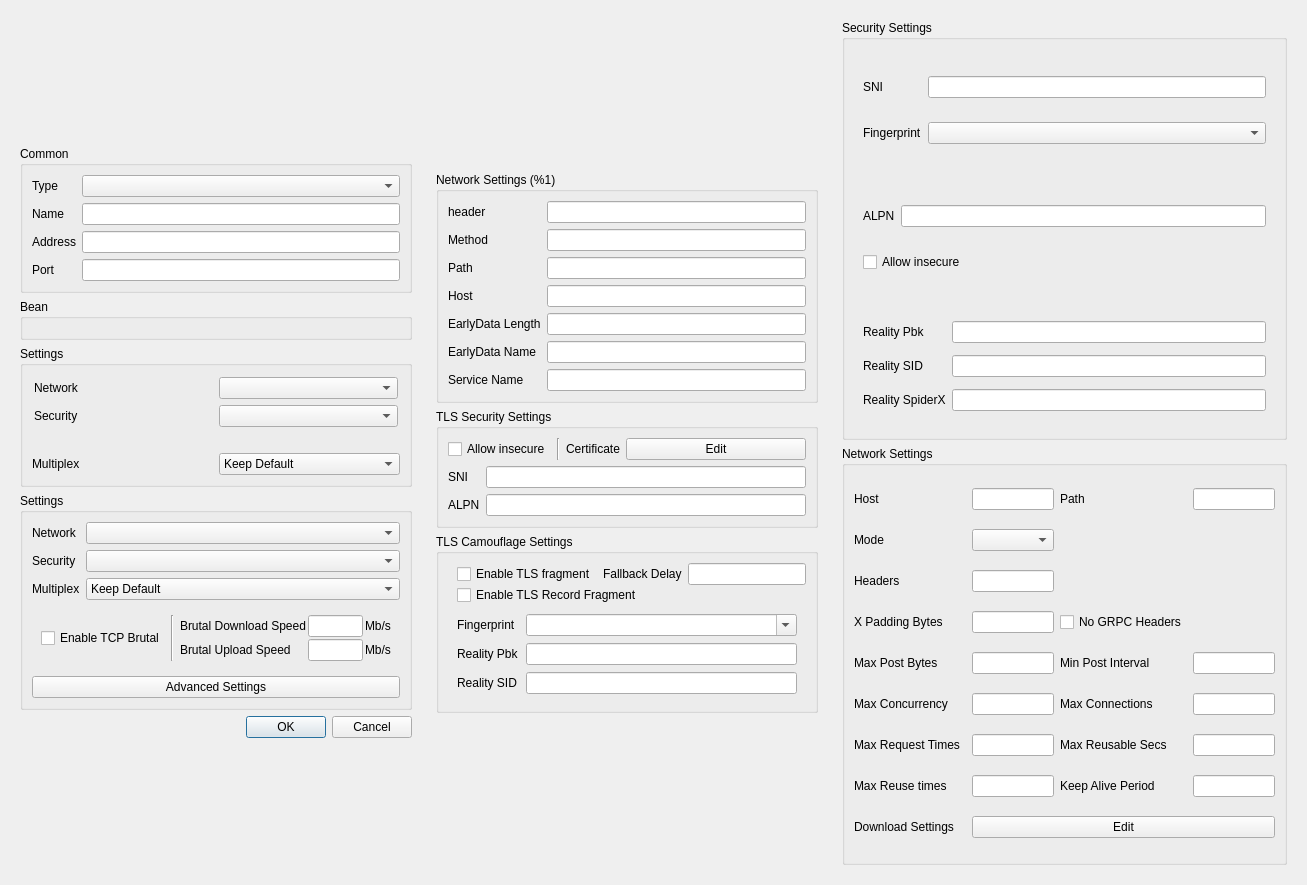
This is include/ui/profile/dialog_edit_profile.ui in shengmo0210/Throne as Qt 5 draws it before an edit. The edited form follows.
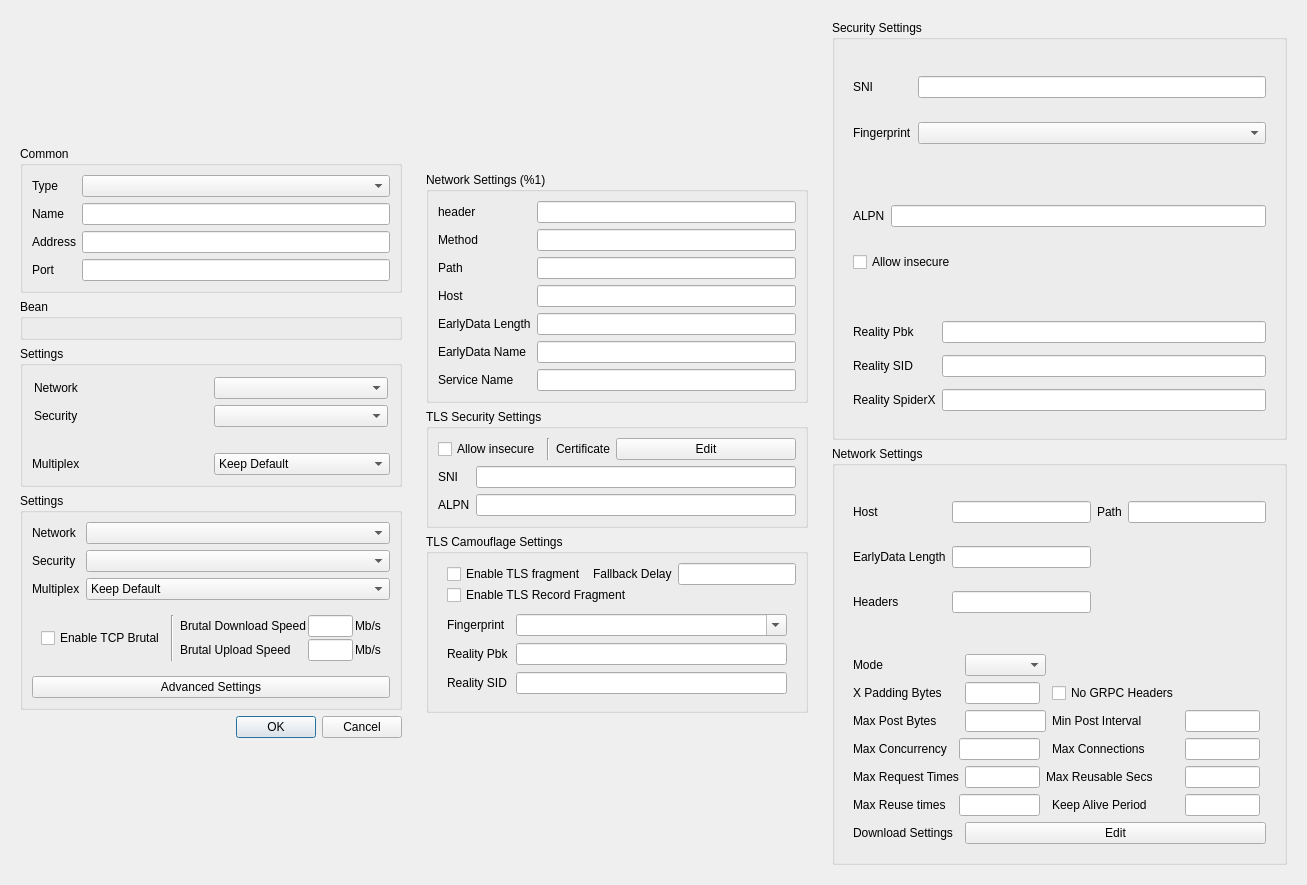
This is the edited form. Custom widgets are drawn as their Qt base class.

Commit message: add xray ws/httpupgrade support && add Export Xray config menu option

Patch:
```diff
--- a/include/ui/profile/dialog_edit_profile.ui
+++ b/include/ui/profile/dialog_edit_profile.ui
@@ -940,157 +940,179 @@
         <property name="title">
          <string>Network Settings</string>
         </property>
-        <layout class="QGridLayout" name="gridLayout_9">
-         <item row="3" column="2" colspan="2">
-          <widget class="QLabel" name="label_22">
+        <layout class="QVBoxLayout" name="verticalLayout_10">
+         <item>
+          <widget class="QWidget" name="xray_common_box" native="true">
+           <layout class="QGridLayout" name="gridLayout_11">
+            <item row="0" column="0">
+             <widget class="QLabel" name="label_18">
+              <property name="text">
+               <string>Host</string>
+              </property>
+             </widget>
+            </item>
+            <item row="3" column="0">
+             <widget class="QLabel" name="label_34">
            <property name="text">
             <string>Headers</string>
            </property>
           </widget>
          </item>
-         <item row="8" column="2">
+            <item row="0" column="1">
+             <widget class="QLineEdit" name="xray_host"/>
+            </item>
+            <item row="0" column="3">
+             <widget class="QLineEdit" name="xray_path"/>
+            </item>
+            <item row="3" column="1">
+             <widget class="QLineEdit" name="xray_headers"/>
+            </item>
+            <item row="0" column="2">
+             <widget class="QLabel" name="label_33">
+              <property name="text">
+               <string>Path</string>
+              </property>
+             </widget>
+            </item>
+            <item row="1" column="0">
+             <widget class="QLabel" name="xray_ed_label">
+              <property name="text">
+               <string>EarlyData Length</string>
+              </property>
+             </widget>
+            </item>
+            <item row="1" column="1">
+             <widget class="QLineEdit" name="xray_ed_length"/>
+            </item>
+           </layout>
+          </widget>
+         </item>
+         <item>
+          <widget class="QWidget" name="xray_xhttp_box" native="true">
+           <layout class="QGridLayout" name="gridLayout_10">
+            <item row="6" column="5">
+             <widget class="QLineEdit" name="xray_max_connections"/>
+            </item>
+            <item row="6" column="0">
           <widget class="QLabel" name="label_26">
            <property name="text">
             <string>Max Concurrency</string>
            </property>
           </widget>
          </item>
-         <item row="6" column="2">
-          <widget class="QLabel" name="label_24">
-           <property name="text">
-            <string>Max Post Bytes</string>
-           </property>
-          </widget>
-         </item>
-         <item row="0" column="4">
-          <widget class="QLineEdit" name="xray_host"/>
-         </item>
-         <item row="9" column="5">
+            <item row="7" column="3" colspan="2">
           <widget class="QLabel" name="label_28">
            <property name="text">
             <string>Max Reusable Secs</string>
            </property>
           </widget>
          </item>
-         <item row="9" column="2">
-          <widget class="QLabel" name="label_27">
+            <item row="8" column="5">
+             <widget class="QLineEdit" name="xray_keep_alive_period"/>
+            </item>
+            <item row="0" column="2" colspan="2">
+             <widget class="QComboBox" name="xray_mode"/>
+            </item>
+            <item row="6" column="4">
+             <widget class="QLabel" name="label_31">
            <property name="text">
-            <string>Max Request Times</string>
+               <string>Max Connections</string>
            </property>
           </widget>
          </item>
-         <item row="6" column="6">
-          <widget class="QLineEdit" name="xray_scMinPostsIntervalMs"/>
-         </item>
-         <item row="3" column="4">
-          <widget class="QLineEdit" name="xray_headers"/>
-         </item>
-         <item row="0" column="2">
-          <widget class="QLabel" name="label_19">
+            <item row="8" column="1" colspan="2">
+             <widget class="QLineEdit" name="xray_max_reuse_times"/>
+            </item>
+            <item row="9" column="0">
+             <widget class="QLabel" name="label_32">
            <property name="text">
-            <string>Host</string>
+               <string>Download Settings</string>
            </property>
           </widget>
          </item>
          <item row="8" column="4">
-          <widget class="QLineEdit" name="xray_max_concurrency"/>
-         </item>
-         <item row="4" column="2">
+             <widget class="QLabel" name="label_30">
+              <property name="text">
+               <string>Keep Alive Period</string>
+              </property>
+             </widget>
+            </item>
+            <item row="5" column="0" colspan="2">
+             <widget class="QLabel" name="label_24">
+              <property name="text">
+               <string>Max Post Bytes</string>
+              </property>
+             </widget>
+            </item>
+            <item row="1" column="0">
           <widget class="QLabel" name="label_23">
            <property name="text">
             <string>X Padding Bytes</string>
            </property>
           </widget>
          </item>
-         <item row="6" column="4">
+            <item row="5" column="5">
+             <widget class="QLineEdit" name="xray_scMinPostsIntervalMs"/>
+            </item>
+            <item row="5" column="2" colspan="2">
           <widget class="QLineEdit" name="xray_scMaxEachPostBytes"/>
          </item>
-         <item row="6" column="5">
-          <widget class="QLabel" name="label_25">
-           <property name="text">
-            <string>Min Post Interval</string>
-           </property>
-          </widget>
-         </item>
-         <item row="2" column="2">
+            <item row="6" column="1" colspan="2">
+             <widget class="QLineEdit" name="xray_max_concurrency"/>
+            </item>
+            <item row="1" column="2">
+             <widget class="QLineEdit" name="xray_xpaddingbytes"/>
+            </item>
+            <item row="0" column="0">
           <widget class="QLabel" name="label_21">
            <property name="text">
             <string>Mode</string>
            </property>
           </widget>
          </item>
-         <item row="2" column="4">
-          <widget class="QComboBox" name="xray_mode"/>
-         </item>
-         <item row="9" column="4">
+            <item row="8" column="0">
+             <widget class="QLabel" name="label_29">
+              <property name="text">
+               <string>Max Reuse times</string>
+              </property>
+             </widget>
+            </item>
+            <item row="7" column="2">
           <widget class="QLineEdit" name="xray_hMaxRequestTimes"/>
          </item>
-         <item row="4" column="4">
-          <widget class="QLineEdit" name="xray_xpaddingbytes"/>
-         </item>
-         <item row="4" column="5">
+            <item row="7" column="5">
+             <widget class="QLineEdit" name="xray_hMaxReusableSecs"/>
+            </item>
+            <item row="1" column="4">
           <widget class="QCheckBox" name="xray_no_grpc">
            <property name="text">
             <string>No GRPC Headers</string>
            </property>
           </widget>
          </item>
-         <item row="9" column="6">
-          <widget class="QLineEdit" name="xray_hMaxReusableSecs"/>
-         </item>
-         <item row="10" column="2">
-          <widget class="QLabel" name="label_29">
-           <property name="text">
-            <string>Max Reuse times</string>
-           </property>
-          </widget>
-         </item>
-         <item row="10" column="4">
-          <widget class="QLineEdit" name="xray_max_reuse_times"/>
-         </item>
-         <item row="10" column="5">
-          <widget class="QLabel" name="label_30">
-           <property name="text">
-            <string>Keep Alive Period</string>
-           </property>
-          </widget>
-         </item>
-         <item row="10" column="6">
-          <widget class="QLineEdit" name="xray_keep_alive_period"/>
-         </item>
-         <item row="11" column="2">
-          <widget class="QLabel" name="label_32">
-           <property name="text">
-            <string>Download Settings</string>
-           </property>
-          </widget>
-         </item>
-         <item row="11" column="4" colspan="3">
+            <item row="9" column="2" colspan="5">
           <widget class="QPushButton" name="xray_downloadsettings_edit">
            <property name="text">
             <string>Edit</string>
            </property>
           </widget>
          </item>
-         <item row="8" column="5">
-          <widget class="QLabel" name="label_31">
+            <item row="5" column="4">
+             <widget class="QLabel" name="label_25">
            <property name="text">
-            <string>Max Connections</string>
+               <string>Min Post Interval</string>
            </property>
           </widget>
          </item>
-         <item row="8" column="6">
-          <widget class="QLineEdit" name="xray_max_connections"/>
-         </item>
-         <item row="0" column="5">
-          <widget class="QLabel" name="label_20">
+            <item row="7" column="0" colspan="2">
+             <widget class="QLabel" name="label_27">
            <property name="text">
-            <string>Path</string>
+               <string>Max Request Times</string>
            </property>
           </widget>
          </item>
-         <item row="0" column="6">
-          <widget class="QLineEdit" name="xray_path"/>
+           </layout>
+          </widget>
          </item>
         </layout>
        </widget>
```
Left out of the diff: 1 changed line with no effect on the pictures. Lines whose indentation alone changed are shown as unchanged. The commit also changes 6 other files.
